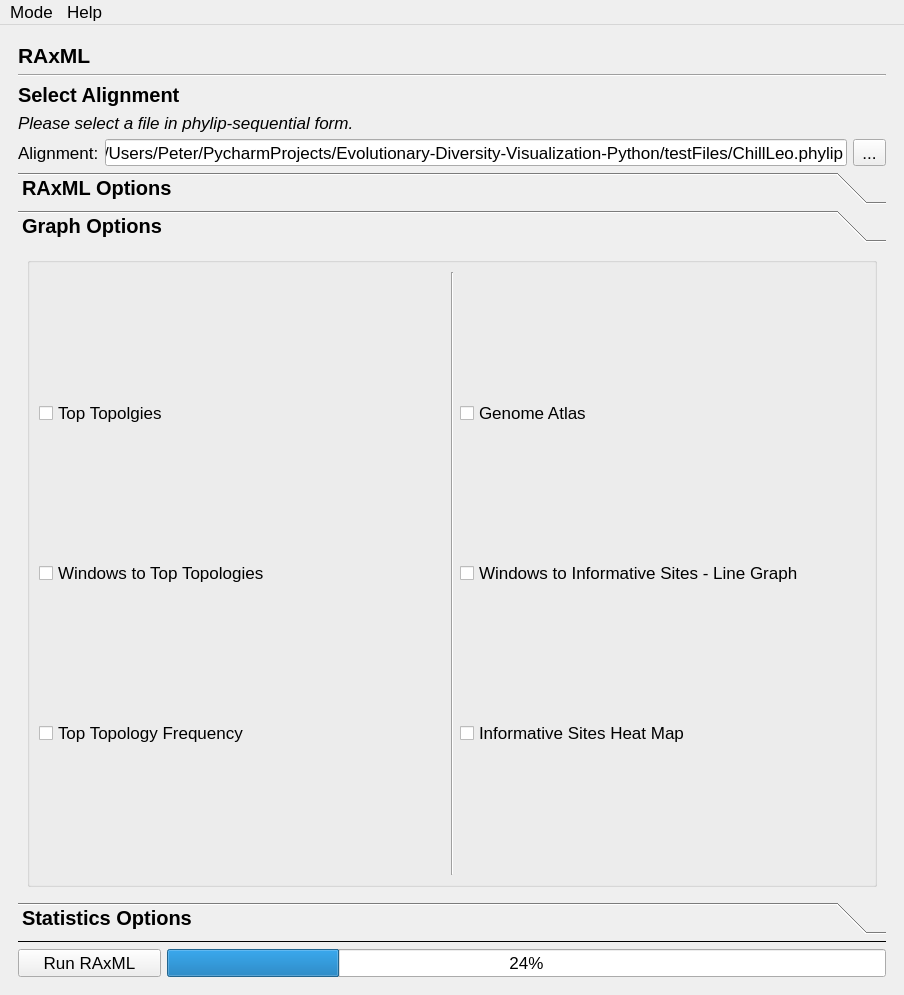
Qt form module/gui_layout.ui (PeterDulworth/PhyloVis) before a commit.
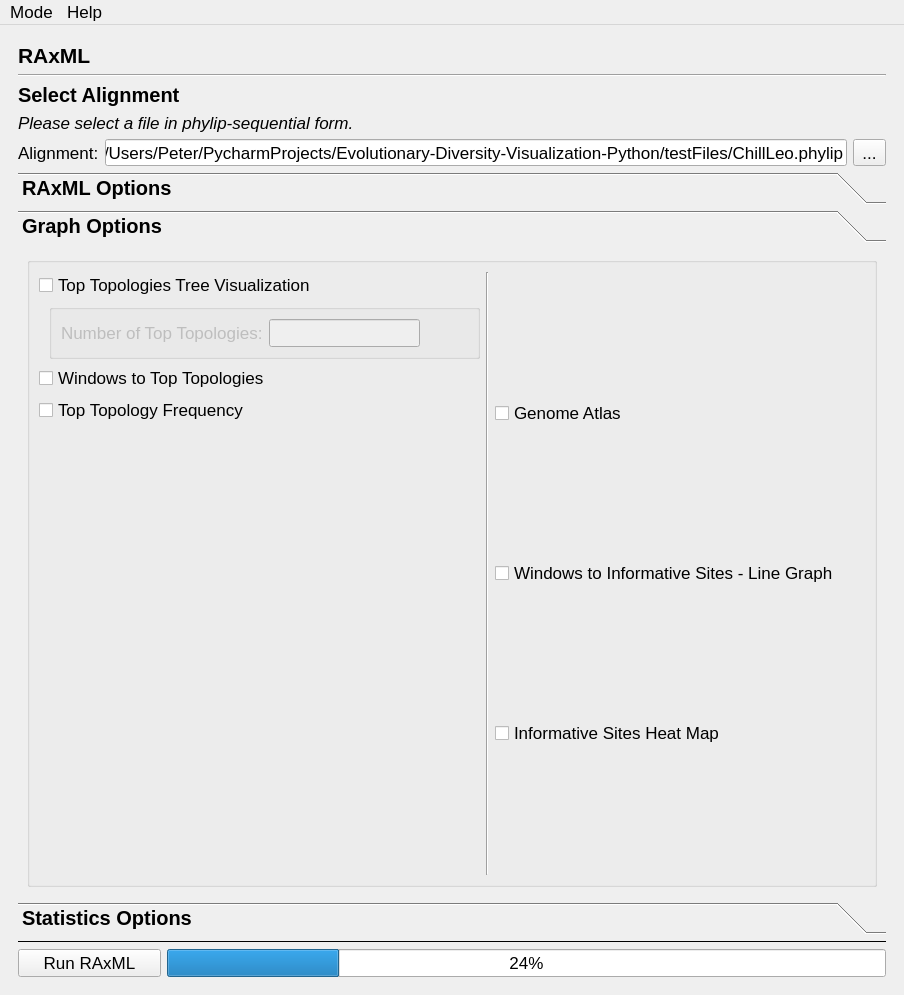
The same form after that commit.

```diff
--- a/module/gui_layout.ui
+++ b/module/gui_layout.ui
@@ -579,68 +579,6 @@
                       </item>
                      </layout>
                     </item>
-                    <item>
-                     <layout class="QHBoxLayout" name="numberOfTopTopologiesHL">
-                      <property name="leftMargin">
-                       <number>10</number>
-                      </property>
-                      <property name="topMargin">
-                       <number>5</number>
-                      </property>
-                      <property name="rightMargin">
-                       <number>5</number>
-                      </property>
-                      <property name="bottomMargin">
-                       <number>5</number>
-                      </property>
-                      <item>
-                       <widget class="QLabel" name="numberOfTopTopologiesLabel">
-                        <property name="text">
-                         <string>Number of Top Topologies:</string>
-                        </property>
-                       </widget>
-                      </item>
-                      <item>
-                       <widget class="QLineEdit" name="numberOfTopTopologiesEntry">
-                        <property name="minimumSize">
-                         <size>
-                          <width>40</width>
-                          <height>21</height>
-                         </size>
-                        </property>
-                        <property name="maximumSize">
-                         <size>
-                          <width>40</width>
-                          <height>16777215</height>
-                         </size>
-                        </property>
-                        <property name="font">
-                         <font>
-                          <pointsize>13</pointsize>
-                          <weight>50</weight>
-                          <bold>false</bold>
-                         </font>
-                        </property>
-                        <property name="text">
-                         <string>2</string>
-                        </property>
-                       </widget>
-                      </item>
-                      <item>
-                       <spacer name="numberOfTopTopologiesSpacer">
-                        <property name="orientation">
-                         <enum>Qt::Horizontal</enum>
-                        </property>
-                        <property name="sizeHint" stdset="0">
-                         <size>
-                          <width>40</width>
-                          <height>20</height>
-                         </size>
-                        </property>
-                       </spacer>
-                      </item>
-                     </layout>
-                    </item>
                     <item>
                      <spacer name="verticalSpacer_5">
                       <property name="orientation">
@@ -1327,6 +1265,8 @@
                  <item>
                   <layout class="QVBoxLayout" name="verticalLayout_10">
                    <item>
+                    <layout class="QVBoxLayout" name="verticalLayout_17">
+                     <item>
                     <layout class="QHBoxLayout" name="allTreesHL">
                      <item>
                       <widget class="QCheckBox" name="checkboxAllTrees">
@@ -1359,7 +1299,7 @@
                         <string>5</string>
                        </property>
                        <property name="text">
-                        <string>Top Topolgies</string>
+                          <string>Top Topologies Tree Visualization</string>
                        </property>
                        <property name="checked">
                         <bool>false</bool>
@@ -1382,6 +1322,56 @@
                     </layout>
                    </item>
                    <item>
+                      <layout class="QHBoxLayout" name="horizontalLayout_43">
+                       <property name="leftMargin">
+                        <number>10</number>
+                       </property>
+                       <item>
+                        <widget class="QGroupBox" name="numberOfTopTopologiesGroupBox">
+                         <property name="enabled">
+                          <bool>false</bool>
+                         </property>
+                         <property name="sizePolicy">
+                          <sizepolicy hsizetype="Preferred" vsizetype="Minimum">
+                           <horstretch>0</horstretch>
+                           <verstretch>0</verstretch>
+                          </sizepolicy>
+                         </property>
+                         <property name="title">
+                          <string/>
+                         </property>
+                         <layout class="QHBoxLayout" name="horizontalLayout_42">
+                          <item>
+                           <widget class="QLabel" name="label_25">
+                            <property name="text">
+                             <string>Number of Top Topologies:</string>
+                            </property>
+                           </widget>
+                          </item>
+                          <item>
+                           <widget class="QLineEdit" name="numberOfTopTopologiesEntry"/>
+                          </item>
+                          <item>
+                           <spacer name="horizontalSpacer_27">
+                            <property name="orientation">
+                             <enum>Qt::Horizontal</enum>
+                            </property>
+                            <property name="sizeHint" stdset="0">
+                             <size>
+                              <width>55</width>
+                              <height>20</height>
+                             </size>
+                            </property>
+                           </spacer>
+                          </item>
+                         </layout>
+                        </widget>
+                       </item>
+                      </layout>
+                     </item>
+                    </layout>
+                   </item>
+                   <item>
                     <layout class="QHBoxLayout" name="scatterPlotHL">
                      <item>
                       <widget class="QCheckBox" name="checkboxScatterPlot">
@@ -1461,6 +1451,19 @@
                      </item>
                     </layout>
                    </item>
+                   <item>
+                    <spacer name="verticalSpacer_4">
+                     <property name="orientation">
+                      <enum>Qt::Vertical</enum>
+                     </property>
+                     <property name="sizeHint" stdset="0">
+                      <size>
+                       <width>20</width>
+                       <height>40</height>
+                      </size>
+                     </property>
+                    </spacer>
+                   </item>
                   </layout>
                  </item>
                  <item>
```
Left out of the diff: 16 changed lines with no effect on the pictures. Lines whose indentation alone changed are shown as unchanged.
